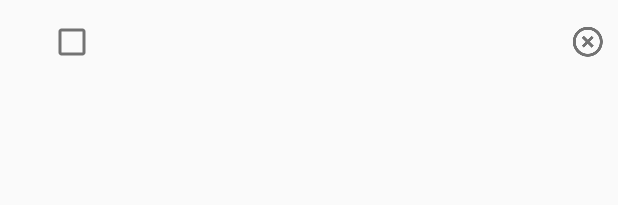
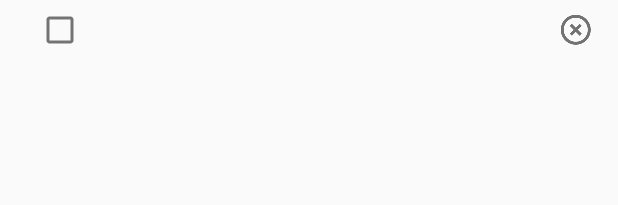
Before and after one commit to ZackYau/ZNote, an Android app: the layout item_checkboxes_list.xml on its own in the app's theme, with its tools: preview values and no code run, on a phone screen of 412 x 824 dp. Shown: the top 205 px of the screen. Run offline under Robolectric (Android 15) with nearby library versions, the phone set to English and light mode, and no system bars.

Commit message:
编辑记事页面修改
1、checkboxes列表布局位置调整；
2、增加Snackbar撤销删除。

```diff
--- a/app/src/main/res/layout/activity_edit_notes.xml
+++ b/app/src/main/res/layout/activity_edit_notes.xml
@@ -55,7 +55,7 @@
                 android:layout_margin="@dimen/content_margin"
                 android:background="#00000000"
                 android:hint="@string/notes_title"
-                android:textSize="16sp"
+                android:textSize="18sp"
                 android:textStyle="bold"/>
 
             <EditText
--- a/app/src/main/res/layout/item_checkboxes_list.xml
+++ b/app/src/main/res/layout/item_checkboxes_list.xml
@@ -1,7 +1,8 @@
 <?xml version="1.0" encoding="utf-8"?>
 <LinearLayout xmlns:android="http://schemas.android.com/apk/res/android"
     android:layout_width="match_parent"
-    android:layout_height="?attr/actionBarSize"
+    android:layout_height="wrap_content"
+    android:minHeight="@dimen/color_picker_width"
     android:gravity="center_vertical"
     android:orientation="horizontal" >
 
@@ -9,15 +10,16 @@
         android:id="@+id/iv_touch_move"
         android:layout_width="wrap_content"
         android:layout_height="wrap_content"
-        android:padding="@dimen/activity_horizontal_margin"
+        android:layout_marginLeft="@dimen/bottomsheet_horizontal_margin"
+        android:layout_marginStart="@dimen/bottomsheet_horizontal_margin"
+        android:layout_marginRight="@dimen/bottomsheet_vertical_margin"
+        android:layout_marginEnd="@dimen/bottomsheet_vertical_margin"
         android:tint="@color/iconColor" />
 
     <CheckBox
         android:id="@+id/cb_select"
         android:layout_width="wrap_content"
         android:layout_height="wrap_content"
-        android:layout_marginEnd="@dimen/activity_horizontal_margin"
-        android:layout_marginRight="@dimen/activity_horizontal_margin"
         android:background="?attr/selectableItemBackgroundBorderless" />
 
     <EditText
@@ -25,7 +27,7 @@
         android:layout_width="0dp"
         android:layout_height="wrap_content"
         android:layout_weight="1"
-        android:layout_margin="5dp"
+        android:layout_marginLeft="@dimen/checkboxes_margin"
         android:background="#00000000"
         android:textSize="16sp" />
 
@@ -33,7 +35,12 @@
         android:id="@+id/ib_cancel"
         android:layout_width="wrap_content"
         android:layout_height="wrap_content"
-        android:layout_margin="8dp"
+        android:layout_marginLeft="@dimen/bottomsheet_horizontal_margin"
+        android:layout_marginStart="@dimen/bottomsheet_horizontal_margin"
+        android:layout_marginRight="@dimen/bottomsheet_horizontal_margin"
+        android:layout_marginEnd="@dimen/bottomsheet_horizontal_margin"
+        android:layout_marginTop="@dimen/bottomsheet_vertical_margin"
+        android:layout_marginBottom="@dimen/bottomsheet_vertical_margin"
         android:src="@drawable/ic_highlight_off_white_24dp"
         android:background="#00000000"
         android:tint="@color/iconColor" />
--- a/app/src/main/res/values/dimens.xml
+++ b/app/src/main/res/values/dimens.xml
@@ -12,4 +12,5 @@
     <dimen name="bottomsheet_vertical_margin">8dp</dimen>
     <dimen name="bottom_bar_height">48dp</dimen>
     <dimen name="color_picker_width">40dp</dimen>
+    <dimen name="checkboxes_margin">12dp</dimen>
 </resources>
--- a/app/src/main/res/values/strings.xml
+++ b/app/src/main/res/values/strings.xml
@@ -21,6 +21,8 @@
     <string name="create_label">Create</string>
     <string name="create_label_toast">Enter a shorter label name</string>
     <string name="list_item">List item</string>
+    <string name="item_delete">Item deleted</string>
+    <string name="item_undo">UNDO</string>
 
     <!--color name-->
     <string name="color_name_1">White</string>
```
Also changed, not shown: app/src/main/java/com/example/zack/znote/activity/EditNotesActivity.java (+27 -3 lines), app/src/main/res/layout/checkboxes_notes.xml (+10 -4 lines).
